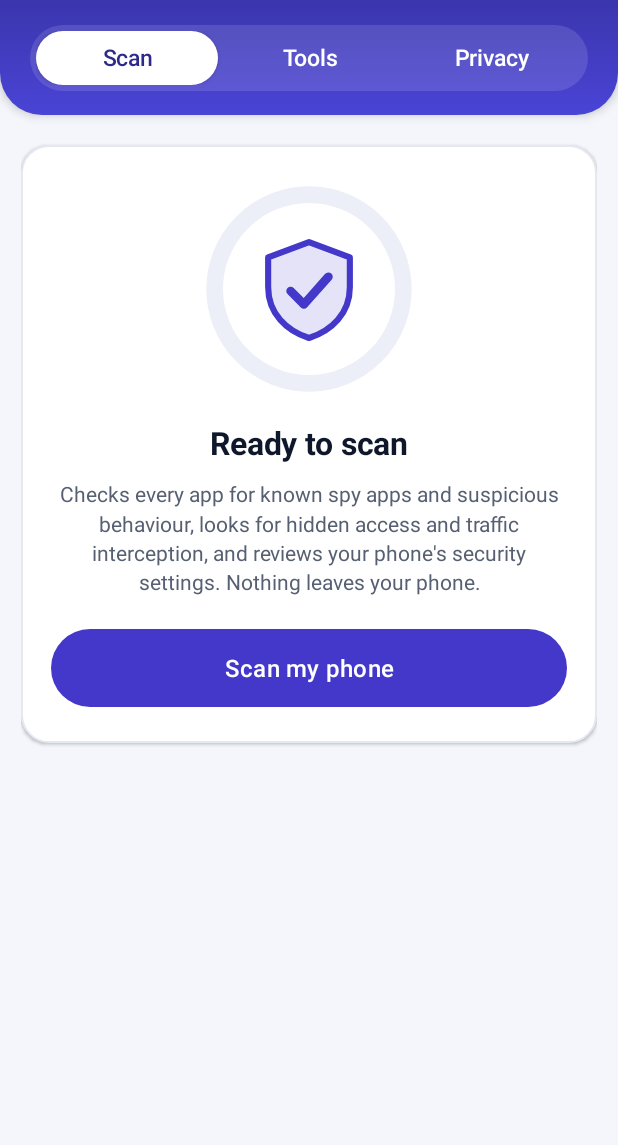
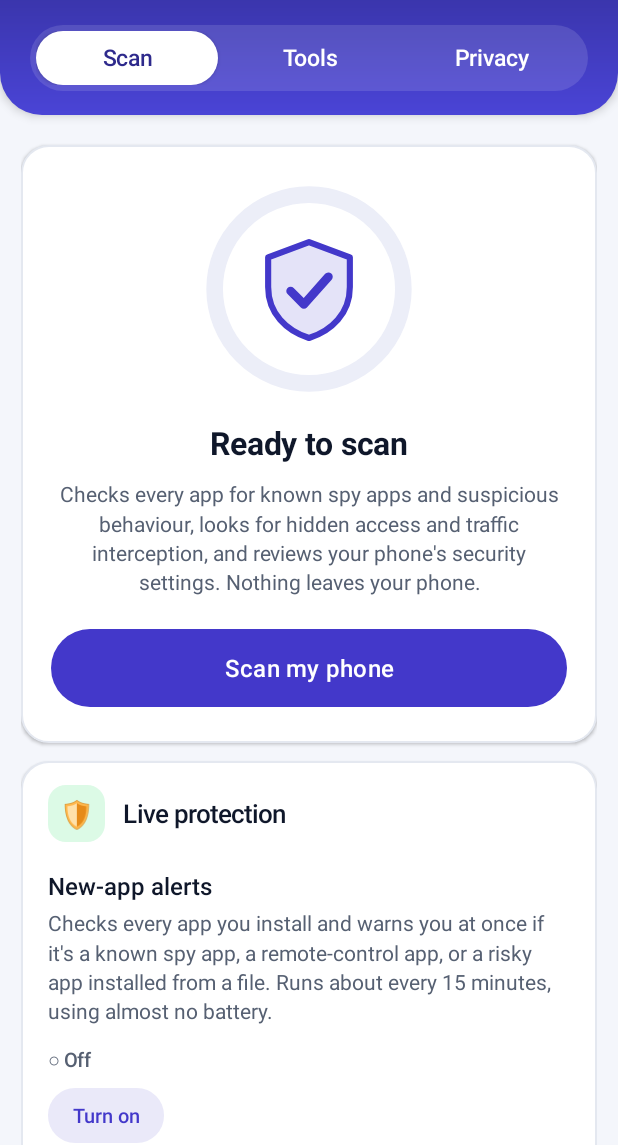
Before and after one commit to frnndsjack09/Aegis, an Android app: the screen it shows after launch (MainActivity), on a phone screen of 412 x 824 dp, the part 91-1236 px from its top. Run offline under Robolectric (Android 15) with nearby library versions, the phone set to English and light mode, and no system bars; pictures from the network do not load.

Commit message:
Aegis 1.2: live protection and a permanent signing key
- New-app alerts: checks each newly installed or updated app (known spy
  app, remote-control app, risky sideloaded app) and notifies at once.
  JobScheduler every ~15 min using getChangedPackages, instant while the
  notification listener runs.
- Scam message alerts: opt-in notification listener runs the offline
  scam and link checkers on new SMS/WhatsApp/Telegram messages. Text is
  never stored or sent. Tapping the alert opens the checker.
- Share to Aegis: shared text goes to the scam checker.
- CI builds a release APK signed with a permanent key from repo secrets,
  so future releases install as updates. Debug builds get a .debug suffix.

Co-Authored-By: Claude Opus 5.5 <noreply@anthropic.com>

```diff
--- a/app/src/main/java/com/aegis/scanner/MainActivity.java
+++ b/app/src/main/java/com/aegis/scanner/MainActivity.java
@@ -81,6 +81,16 @@ public class MainActivity extends Activity {
     private int currentTab = -1;
     private Runnable onToolsShown;
 
+    // scam message checker (Tools tab), filled in from "Share to Aegis" and scam alerts
+    private LinearLayout msgCard;
+    private EditText msgInput;
+    private Button msgBtn;
+
+    // live protection (Scan tab)
+    private static final int REQ_NOTIFY = 42;
+    private TextView guardStatus, alertStatus;
+    private Button guardBtn, alertBtn;
+
     // app-file check (Tools tab)
     private static final int REQ_APK = 41;
     private LinearLayout apkCard;
@@ -140,6 +150,10 @@ public class MainActivity extends Activity {
         showTab(0);
 
         setContentView(root);
+        if (Guard.isOn(this)) {
+            Guard.schedule(this); // re-arm in case the phone maker's battery saver dropped the job
+            worker.execute(() -> Guard.checkChanged(getApplicationContext()));
+        }
         handleIncoming(getIntent());
     }
 
@@ -156,7 +170,118 @@ public class MainActivity extends Activity {
         Uri uri = null;
         if (Intent.ACTION_VIEW.equals(in.getAction())) uri = in.getData();
         else if (Intent.ACTION_SEND.equals(in.getAction())) uri = in.getParcelableExtra(Intent.EXTRA_STREAM);
-        if (uri != null) checkApk(uri);
+        if (uri != null) { checkApk(uri); return; }
+        String text = Intent.ACTION_SEND.equals(in.getAction()) ? in.getStringExtra(Intent.EXTRA_TEXT) : null;
+        if (text != null && !text.trim().isEmpty()) checkMessage(text);
+    }
+
+    /** Shared text or a tapped scam alert: open the scam checker with the message and run it. */
+    private void checkMessage(String text) {
+        showTab(1);
+        msgInput.setText(text);
+        pages[1].post(() -> pages[1].smoothScrollTo(0, Math.max(0, offsetTop(msgCard, pages[1].getChildAt(0)) - dp(8))));
+        msgBtn.performClick();
+    }
+
+    @Override
+    protected void onResume() {
+        super.onResume();
+        refreshProtection();
+    }
+
+    @Override
+    public void onRequestPermissionsResult(int req, String[] perms, int[] results) {
+        super.onRequestPermissionsResult(req, perms, results);
+        refreshProtection();
+    }
+
+    private boolean needsNotifyPermission() {
+        return android.os.Build.VERSION.SDK_INT >= 33
+                && checkSelfPermission(android.Manifest.permission.POST_NOTIFICATIONS) != android.content.pm.PackageManager.PERMISSION_GRANTED;
+    }
+
+    private void askNotifyPermission() {
+        if (needsNotifyPermission()) requestPermissions(new String[]{android.Manifest.permission.POST_NOTIFICATIONS}, REQ_NOTIFY);
+    }
+
+    private View buildProtectionCard() {
+        LinearLayout c = card();
+        c.addView(cardHeader("🛡", "Live protection", cGreen, cGreenBg));
+
+        c.addView(protectionTitle("New-app alerts"));
+        c.addView(cardText("Checks every app you install and warns you at once if it's a known spy app, a "
+                + "remote-control app, or a risky app installed from a file. Runs about every 15 minutes, using "
+                + "almost no battery."));
+        guardStatus = statusLine();
+        c.addView(guardStatus);
+        guardBtn = smallButton("Turn on", cPrimary);
+        guardBtn.setOnClickListener(v -> {
+            boolean on = !Guard.isOn(this);
+            if (on) askNotifyPermission();
+            worker.execute(() -> {
+                Guard.setOn(getApplicationContext(), on);
+                main.post(this::refreshProtection);
+            });
+        });
+        c.addView(guardBtn);
+
+        c.addView(protectionTitle("Scam message alerts"));
+        c.addView(cardText("Reads new SMS, WhatsApp and Telegram messages as they arrive and warns you about scams "
+                + "and dangerous links. Messages are checked on the phone and never stored or sent anywhere. "
+                + "Needs Notification access. If Android says \"Restricted setting\", open App info → ⋮ → "
+                + "Allow restricted settings, then try again."));
+        alertStatus = statusLine();
+        c.addView(alertStatus);
+        LinearLayout row = new LinearLayout(this);
+        alertBtn = smallButton("Turn on", cPrimary);
+        alertBtn.setOnClickListener(v -> {
+            askNotifyPermission();
+            Intent i;
+            if (android.os.Build.VERSION.SDK_INT >= 30) {
+                i = new Intent(Settings.ACTION_NOTIFICATION_LISTENER_DETAIL_SETTINGS)
+                        .putExtra(Settings.EXTRA_NOTIFICATION_LISTENER_COMPONENT_NAME,
+                                new android.content.ComponentName(this, ScamAlertService.class).flattenToString());
+            } else {
+                i = new Intent("android.settings.ACTION_NOTIFICATION_LISTENER_SETTINGS");
+            }
+            try { startActivity(i); }
+            catch (ActivityNotFoundException e) { launch(new Intent("android.settings.ACTION_NOTIFICATION_LISTENER_SETTINGS")); }
+        });
+        Button info = smallButton("App info", cSub);
+        info.setOnClickListener(v -> launch(new Intent(Settings.ACTION_APPLICATION_DETAILS_SETTINGS,
+                Uri.parse("package:" + getPackageName()))));
+        row.addView(alertBtn);
+        row.addView(info);
+        c.addView(row);
+        refreshProtection();
+        return c;
+    }
+
+    private TextView protectionTitle(String s) {
+        TextView t = text(s, 16, cText, true);
+        t.setPadding(0, dp(10), 0, dp(2));
+        return t;
+    }
+
+    private TextView statusLine() {
+        TextView t = text("", 13, cSub, true);
+        t.setPadding(0, dp(6), 0, dp(6));
+        return t;
+    }
+
+    private void refreshProtection() {
+        if (guardStatus == null) return;
+        boolean muted = !Guard.canNotify(this);
+        boolean guardOn = Guard.isOn(this);
+        guardStatus.setText(guardOn ? (muted ? "● On, but notifications are blocked. Allow them in App info." : "● On")
+                : "○ Off");
+        guardStatus.setTextColor(guardOn ? (muted ? cYellow : cGreen) : cSub);
+        guardBtn.setText(guardOn ? "Turn off" : "Turn on");
+        boolean alertsOn = ScamAlertService.isEnabled(this);
+        alertStatus.setText(alertsOn ? (muted ? "● On, but notifications are blocked. Allow them in App info." : "● On")
+                : "○ Off");
+        alertStatus.setTextColor(alertsOn ? (muted ? cYellow : cGreen) : cSub);
+        alertBtn.setText(alertsOn ? "Turn off" : "Turn on");
     }
 
     @Override
@@ -462,6 +587,7 @@ public class MainActivity extends Activity {
         scanButton.setOnClickListener(v -> startScan());
         hero.addView(scanButton);
         page.addView(hero);
+        page.addView(buildProtectionCard());
 
         resultsBox = new LinearLayout(this);
         resultsBox.setOrientation(LinearLayout.VERTICAL);
@@ -854,6 +980,8 @@ public class MainActivity extends Activity {
         smInput.setMaxLines(8);
         smInput.setGravity(Gravity.TOP | Gravity.START);
         sm.addView(smInput);
+        msgCard = sm;
+        msgInput = smInput;
         TextView smResult = resultBox();
         LinearLayout smActions = new LinearLayout(this);
         smActions.setVisibility(View.GONE);
@@ -864,6 +992,7 @@ public class MainActivity extends Activity {
         smActions.addView(chakshu);
         smActions.addView(call1930);
         Button smBtn = primaryButton("Check message");
+        msgBtn = smBtn;
         smBtn.setOnClickListener(v -> {
             String msg = smInput.getText().toString().trim();
             if (msg.isEmpty()) { shake(smInput); toast("Paste a message first"); return; }
--- /dev/null
+++ b/app/src/main/res/drawable/ic_stat_shield.xml
@@ -0,0 +1,11 @@
+<?xml version="1.0" encoding="utf-8"?>
+<!-- Monochrome notification icon: shield with a check mark. -->
+<vector xmlns:android="http://schemas.android.com/apk/res/android"
+    android:width="24dp"
+    android:height="24dp"
+    android:viewportWidth="24"
+    android:viewportHeight="24">
+    <path
+        android:fillColor="#FFFFFFFF"
+        android:pathData="M12,2L4,5v6c0,5.25 3.4,9.9 8,11 4.6,-1.1 8,-5.75 8,-11V5l-8,-3zM10.5,16.2l-3.7,-3.7 1.4,-1.4 2.3,2.3 5.3,-5.3 1.4,1.4 -6.7,6.7z" />
+</vector>
```
Also changed, not shown: app/build.gradle (+22 -2 lines), app/src/main/AndroidManifest.xml (+27 -0 lines), app/src/main/java/com/aegis/scanner/ApkCheck.java (+42 -25 lines), app/src/main/java/com/aegis/scanner/Guard.java (added, +198 -0 lines), app/src/main/java/com/aegis/scanner/GuardJob.java (added, +25 -0 lines), app/src/main/java/com/aegis/scanner/ScamAlertService.java (added, +138 -0 lines), app/src/main/java/com/aegis/scanner/Scanner.java (+6 -6 lines), 3 other files.
